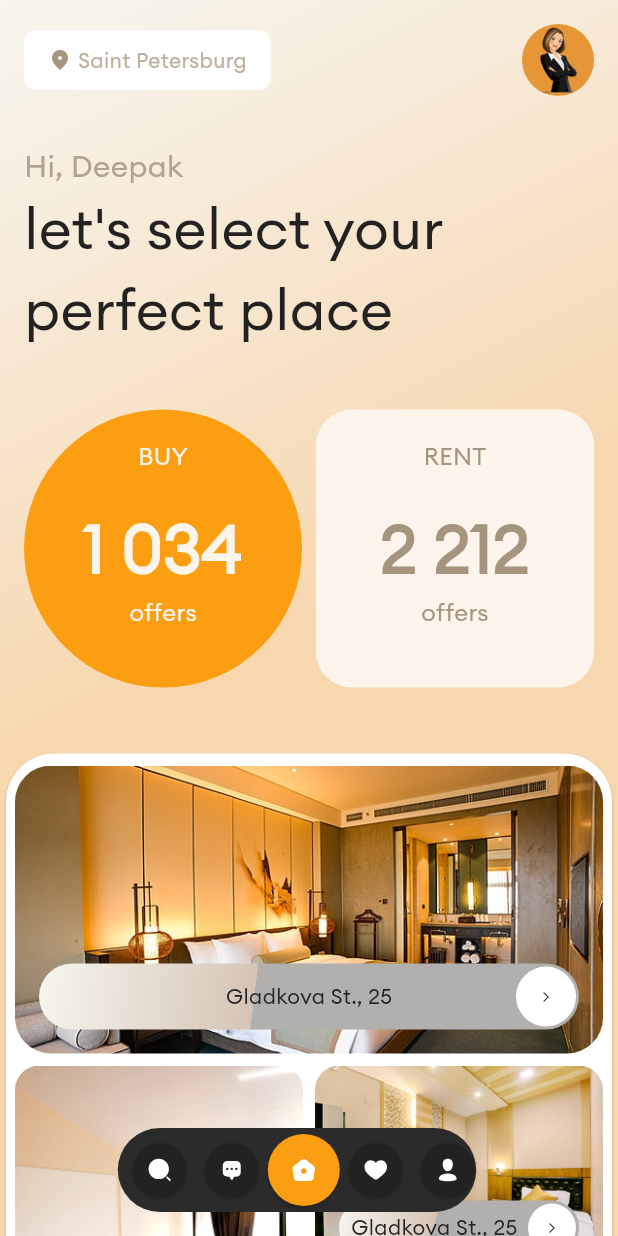
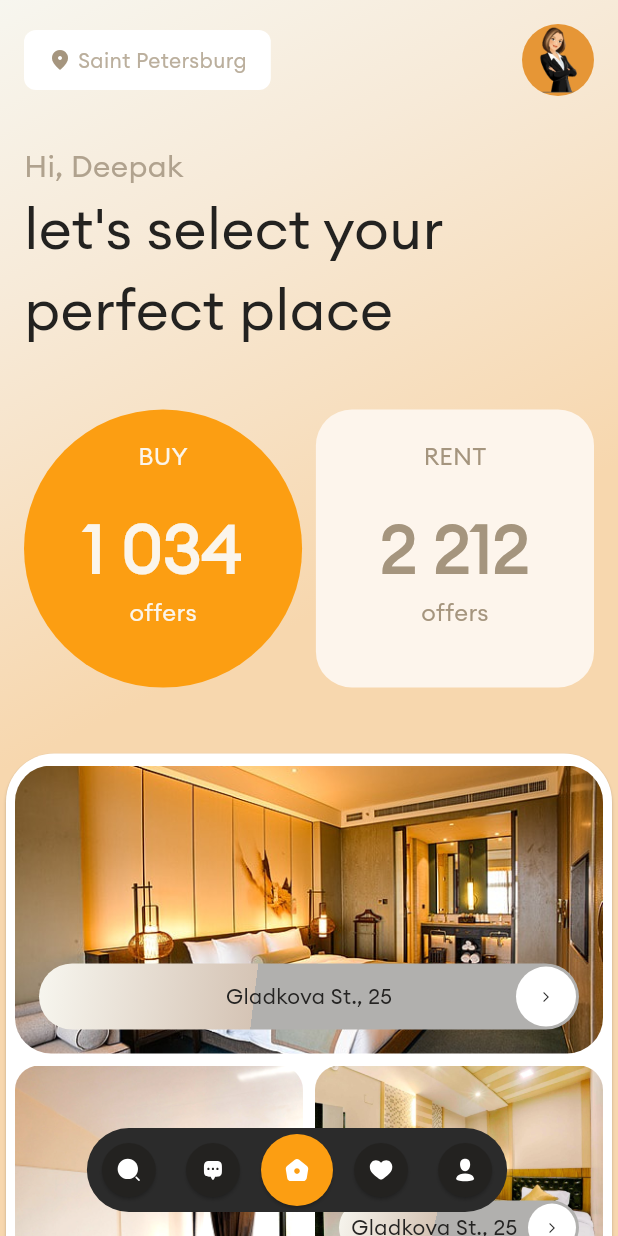
Before and after one commit to TheFlutterCommunity/real_estate, a Flutter app: the screen it shows after launch, on a phone screen of 412 x 824 dp. Run offline on Flutter 3.47's test engine with Material 3 defaults, Android fonts, the phone set to English and light mode, and no system bars; our stand-ins replace flutter_mobx, flutter_svg, get_it, go_router, google_maps_flutter, mobx.

```diff
--- a/lib/core/theme/sizing.dart
+++ b/lib/core/theme/sizing.dart
@@ -113,8 +113,22 @@ double get floatSize58 => 0.58;
 
 double get floatSize60 => 0.60;
 
+double get floatSize62 => 0.62;
+
+double get floatSize65 => 0.65;
+
+double get floatSize68 => 0.68;
+
+double get floatSize72 => 0.72;
+
+double get floatSize75 => 0.75;
+
 double get floatSize90 => 0.90;
 
 double get floatSizeMinus90 => -0.90;
 
 double get floatSize100 => 1.0;
+
+double get floatSizeMinusOne => -1;
+
+double get floatSizeMinusTwo => -2;
--- a/lib/ui/shared/appbar/home_header.dart
+++ b/lib/ui/shared/appbar/home_header.dart
@@ -66,7 +66,7 @@ class _HomeHeaderState extends State<HomeHeader> with TickerProviderStateMixin {
           SizeTransition(
             sizeFactor: _sizeTransitionAnimation,
             axis: Axis.horizontal,
-            axisAlignment: -1,
+            axisAlignment: floatSizeMinusOne,
             child: Center(
               child: Container(
                 padding: EdgeInsets.only(left: s4, right: s4),
--- a/lib/ui/shared/bottom_bar/bottom_bar.dart
+++ b/lib/ui/shared/bottom_bar/bottom_bar.dart
@@ -50,7 +50,7 @@ class _BottomBarState extends State<BottomBar> with TickerProviderStateMixin {
   @override
   Widget build(BuildContext context) {
     return SlideTransition(
-      position: Tween<Offset>(begin: const Offset(0, 1), end: Offset.zero)
+      position: Tween<Offset>(begin: Offset(s0, base), end: Offset.zero)
           .animate(bottomBarAnimationController),
       child: Align(
         alignment: Alignment.bottomCenter,
--- a/lib/ui/views/dashboard/dashboard_view.dart
+++ b/lib/ui/views/dashboard/dashboard_view.dart
@@ -50,7 +50,7 @@ class _DashboardViewState extends State<DashboardView> {
       builder: (BuildContext context) => Scaffold(
         body: _pages.elementAt(dashboardStore.tabIndex.value),
         floatingActionButton: BottomBar(
-          width: MediaQuery.of(context).size.width * floatSize58,
+          width: MediaQuery.of(context).size.width * floatSize68,
           onTap: (index) => dashboardStore.selectTab(index),
           tabIndex: dashboardStore.tabIndex.value,
           tabItems: tabItems,
--- a/lib/ui/views/home/flat_section.dart
+++ b/lib/ui/views/home/flat_section.dart
@@ -67,7 +67,7 @@ class _FlatSectionState extends State<FlatSection>
   @override
   Widget build(BuildContext context) {
     return SlideTransition(
-      position: Tween<Offset>(begin: const Offset(0, 1), end: Offset.zero)
+      position: Tween<Offset>(begin: Offset(s0, base), end: Offset.zero)
           .animate(_flatSectionAnimationController),
       child: Card(
         color: whiteColor,
--- a/lib/ui/views/home/title_section.dart
+++ b/lib/ui/views/home/title_section.dart
@@ -75,7 +75,7 @@ class _TitleSectionState extends State<TitleSection>
           SizeTransition(
             sizeFactor: _sizeTransitionAnimation,
             axis: Axis.vertical,
-            axisAlignment: -1,
+            axisAlignment: floatSizeMinusOne,
             child: Text(
               kDescription,
               style: TextStyle(
--- a/lib/ui/views/search/search_header_section.dart
+++ b/lib/ui/views/search/search_header_section.dart
@@ -67,14 +67,13 @@ class _SearchHeaderSectionState extends State<SearchHeaderSection>
       ),
       child: Row(
         crossAxisAlignment: CrossAxisAlignment.start,
-        mainAxisAlignment: MainAxisAlignment.spaceBetween,
         children: [
           SizeTransition(
             sizeFactor: _sizeTransitionAnimation,
             axis: Axis.horizontal,
-            axisAlignment: -2,
+            axisAlignment: floatSizeMinusTwo,
             child: SizedBox(
-              width: width * 0.75,
+              width: width * floatSize72,
               child: TextField(
                 showCursor: false,
                 decoration: InputDecoration(
@@ -101,6 +100,7 @@ class _SearchHeaderSectionState extends State<SearchHeaderSection>
               ),
             ),
           ),
+          const Spacer(),
           ScaleTransition(
             scale: _scaleTransitionAnimation,
             child: SizedBox(
```
